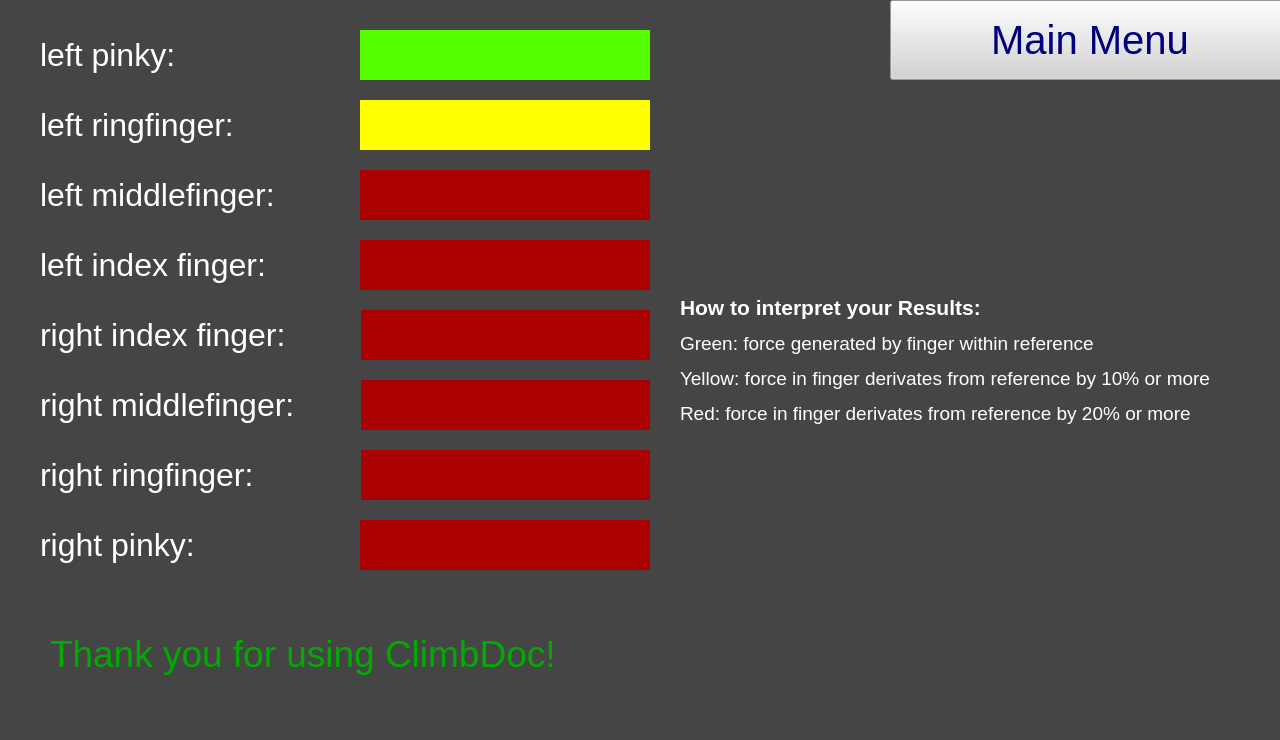
Above: climbdoc/results.ui from Jonasstre/Climbdoc before the change. Below: the same form after it.
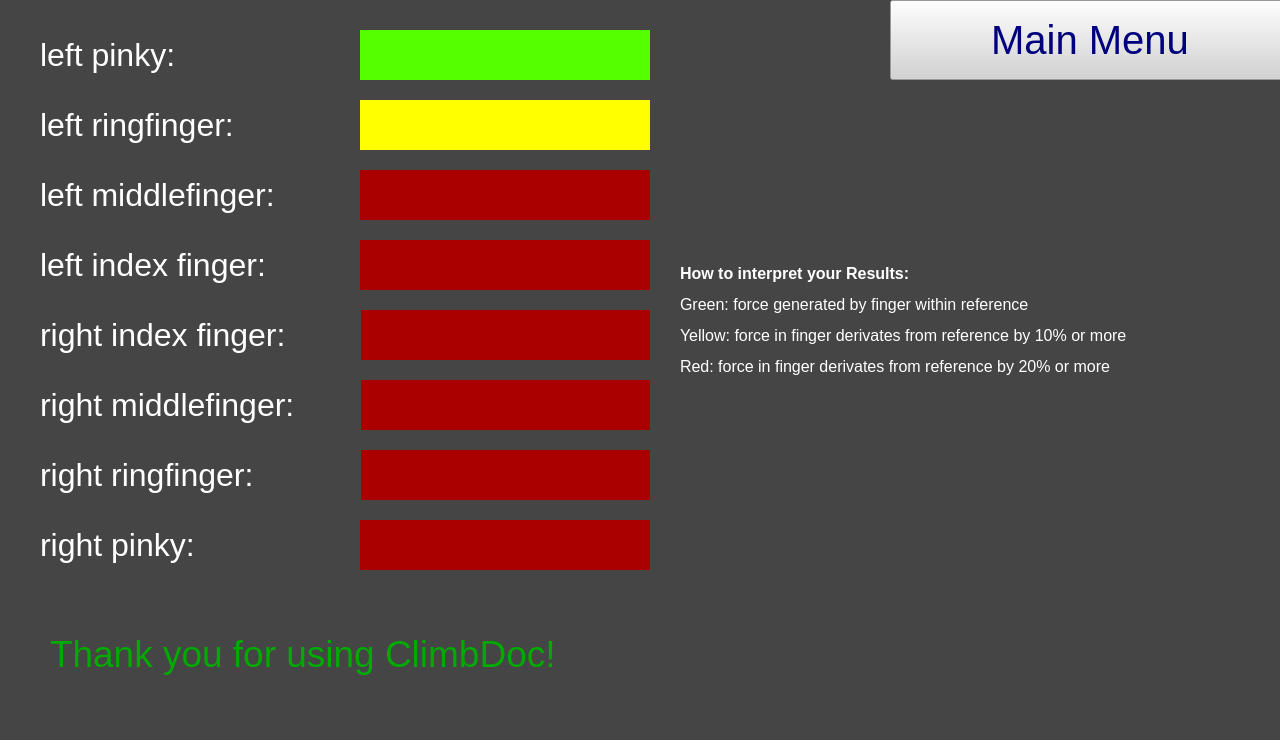
That is the form after the change.

Commit message: fixed results window

Patch:
```diff
--- a/climbdoc/results.ui
+++ b/climbdoc/results.ui
@@ -64,7 +64,7 @@
    <property name="geometry">
     <rect>
      <x>680</x>
-     <y>150</y>
+     <y>110</y>
      <width>571</width>
      <height>421</height>
     </rect>
@@ -73,7 +73,7 @@
     <string notr="true">color: rgb(255, 255, 255);</string>
    </property>
    <property name="text">
-    <string>&lt;html&gt;&lt;head/&gt;&lt;body&gt;&lt;p&gt;&lt;span style=&quot; font-size:16pt; font-weight:700;&quot;&gt;How to interpret your Results:&lt;/span&gt;&lt;/p&gt;&lt;p&gt;&lt;span style=&quot; font-size:14pt;&quot;&gt;Green: force generated by finger within reference&lt;/span&gt;&lt;/p&gt;&lt;p&gt;&lt;span style=&quot; font-size:14pt;&quot;&gt;Yellow: force in finger derivates from reference by 10% or more&lt;/span&gt;&lt;/p&gt;&lt;p&gt;&lt;span style=&quot; font-size:14pt;&quot;&gt;Red: force in finger derivates from reference by 20% or more&lt;/span&gt;&lt;/p&gt;&lt;/body&gt;&lt;/html&gt;</string>
+    <string>&lt;html&gt;&lt;head/&gt;&lt;body&gt;&lt;p&gt;&lt;span style=&quot; font-size:12pt; font-weight:700;&quot;&gt;How to interpret your Results:&lt;/span&gt;&lt;/p&gt;&lt;p&gt;&lt;span style=&quot; font-size:12pt;&quot;&gt;Green: force generated by finger within reference&lt;/span&gt;&lt;/p&gt;&lt;p&gt;&lt;span style=&quot; font-size:12pt;&quot;&gt;Yellow: force in finger derivates from reference by 10% or more&lt;/span&gt;&lt;/p&gt;&lt;p&gt;&lt;span style=&quot; font-size:12pt;&quot;&gt;Red: force in finger derivates from reference by 20% or more&lt;/span&gt;&lt;/p&gt;&lt;/body&gt;&lt;/html&gt;</string>
    </property>
   </widget>
   <widget class="QLabel" name="label_1">
```
The commit also changes 2 other files.
